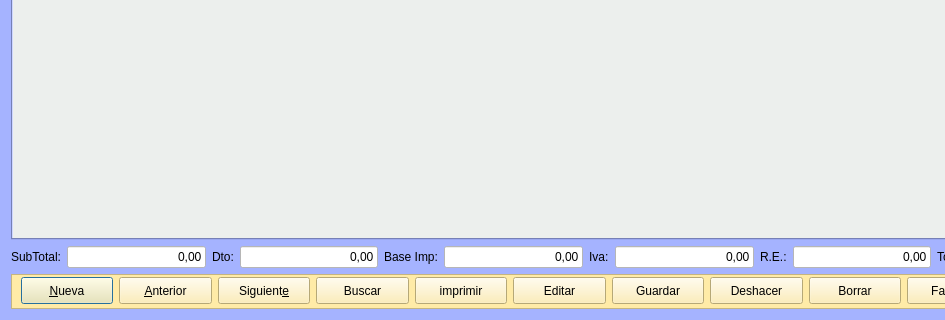
Above: Zona_Compras/frmalbaranproveedor.ui from arcnexus/RedFoX before the change; both pictures show x 0 to 945 and y 287 to 607 of the 1119 by 607 pixel window. Below: the same form after it.
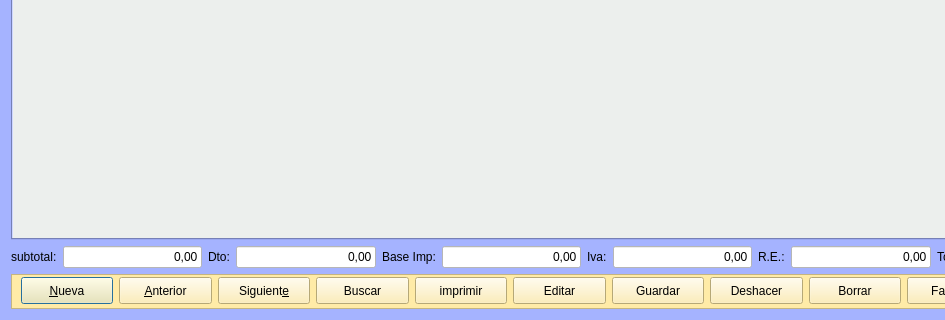
That is the form after the change. The open tabs and pages were chosen to show the change. Icons and pictures are not drawn.

Diff of the .ui file:
```diff
--- a/Zona_Compras/frmalbaranproveedor.ui
+++ b/Zona_Compras/frmalbaranproveedor.ui
@@ -64,7 +64,7 @@
      <item>
       <widget class="QLabel" name="label_8">
        <property name="text">
-        <string>SubTotal:</string>
+        <string>subtotal:</string>
        </property>
       </widget>
      </item>
```
Left out of the diff: 194 changed lines with no effect on the pictures.
